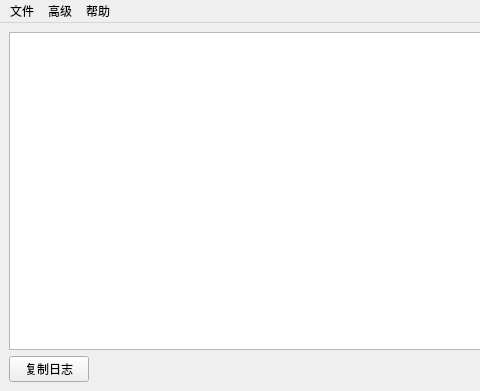
The window that mainwindow.ui (Mythologyli/ZJU-Connect-for-Windows) describes before a commit, drawn with Qt 5; both pictures show x 0 to 480 and y 0 to 391 of the 798 by 391 pixel window.
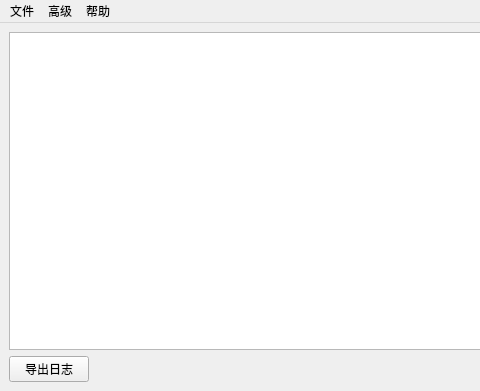
The same window after the commit.

```diff
--- a/mainwindow.ui
+++ b/mainwindow.ui
@@ -168,7 +168,7 @@
        <string>复制日志到剪贴板</string>
       </property>
       <property name="text">
-       <string>复制日志</string>
+       <string>导出日志</string>
       </property>
      </widget>
     </item>
```
Left out of the diff: 4 changed lines with no effect on the pictures.
